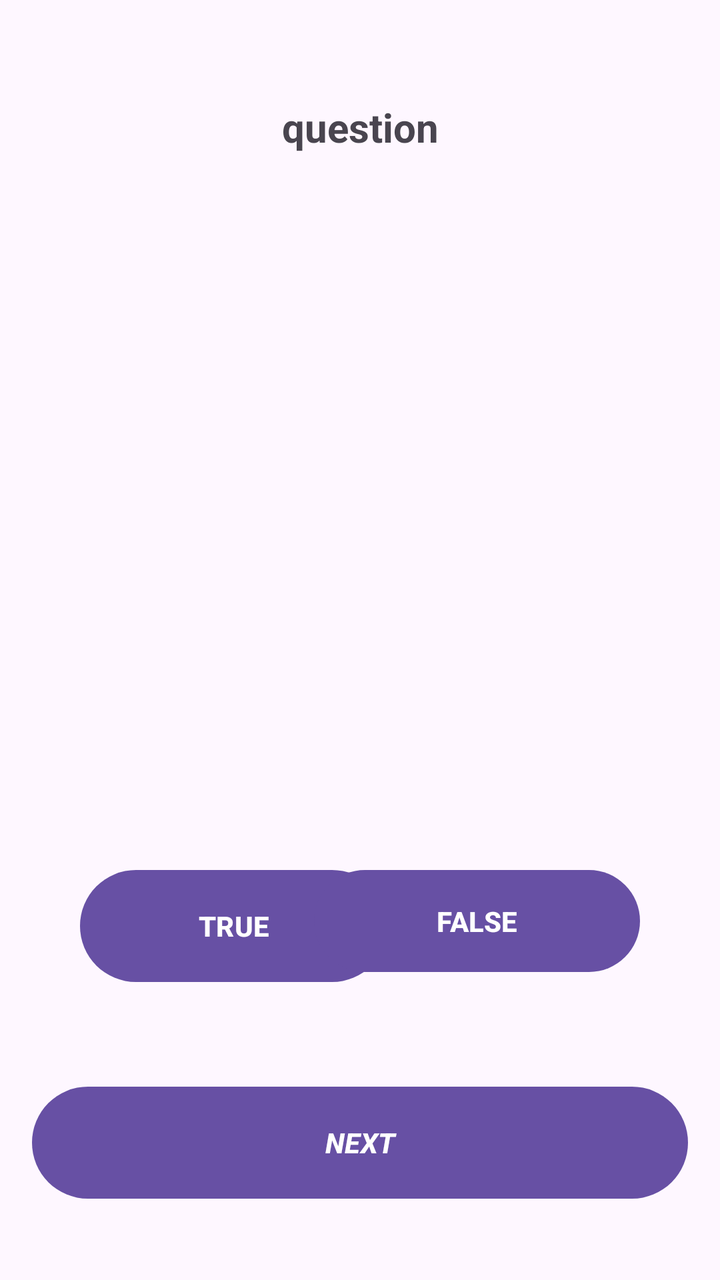
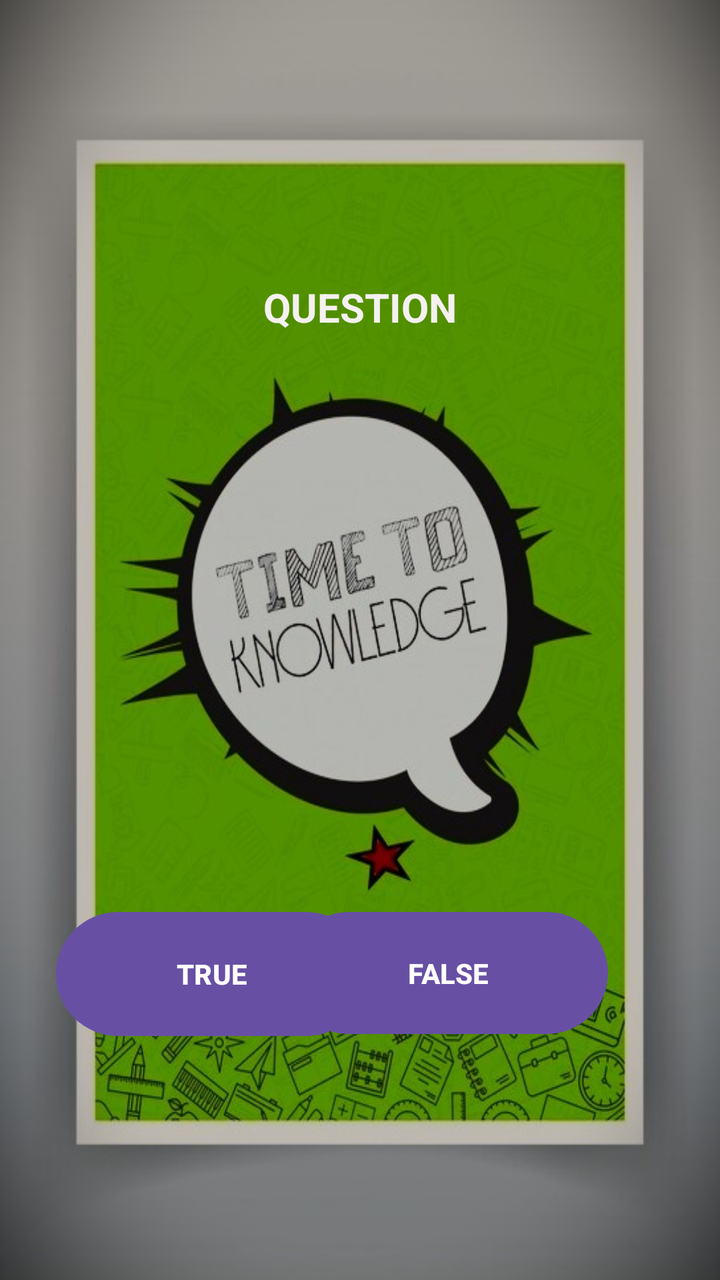

Two renders of the same Android screen: before a commit and after it. Below are the layout's source before the change and the commit's diff.
<!-- AndroidManifest.xml: application theme Theme.MyFlashCardApp -->
<!-- res/layout/activity_flashcard_question.xml -->
<?xml version="1.0" encoding="utf-8"?>
<androidx.constraintlayout.widget.ConstraintLayout xmlns:android="http://schemas.android.com/apk/res/android"
    xmlns:app="http://schemas.android.com/apk/res-auto"
    xmlns:tools="http://schemas.android.com/tools"
    android:id="@+id/main"
    android:layout_width="match_parent"
    android:layout_height="match_parent"
    tools:context=".FlashcardQuestionActivity">

    <TextView
        android:id="@+id/textView3"
        android:layout_width="256dp"
        android:layout_height="84dp"
        android:layout_marginTop="50dp"
        android:text="question"
        android:textAlignment="center"
        android:textSize="20sp"
        android:textStyle="bold"
        app:layout_constraintEnd_toEndOf="parent"
        app:layout_constraintStart_toStartOf="parent"
        app:layout_constraintTop_toTopOf="parent" />

    <TextView
        android:id="@+id/textView4"
        android:layout_width="211dp"
        android:layout_height="77dp"
        android:layout_marginTop="100dp"
        android:textAlignment="center"
        android:textSize="20sp"
        android:textStyle="bold|italic"
        app:layout_constraintEnd_toEndOf="@+id/textView3"
        app:layout_constraintStart_toStartOf="@+id/textView3"
        app:layout_constraintTop_toBottomOf="@+id/textView3" />

    <Button
        android:id="@+id/button2"
        android:layout_width="154dp"
        android:layout_height="64dp"
        android:layout_marginStart="40dp"
        android:layout_marginTop="120dp"
        android:text="True"
        android:textAlignment="center"
        android:textAllCaps="true"
        android:textStyle="bold"
        app:layout_constraintStart_toStartOf="parent"
        app:layout_constraintTop_toBottomOf="@+id/textView4" />

    <Button
        android:id="@+id/button3"
        android:layout_width="163dp"
        android:layout_height="59dp"
        android:layout_marginTop="120dp"
        android:layout_marginEnd="40dp"
        android:text="False"
        android:textAlignment="center"
        android:textAllCaps="true"
        android:textStyle="bold"
        app:layout_constraintEnd_toEndOf="parent"
        app:layout_constraintTop_toBottomOf="@+id/textView4" />

    <Button
        android:id="@+id/button4"
        android:layout_width="328dp"
        android:layout_height="64dp"
        android:text="Next"
        android:textAlignment="center"
        android:textAllCaps="true"
        android:textStyle="bold|italic"
        app:layout_constraintBottom_toBottomOf="parent"
        app:layout_constraintEnd_toEndOf="parent"
        app:layout_constraintStart_toStartOf="parent"
        app:layout_constraintTop_toBottomOf="@+id/textView4"
        app:layout_constraintVertical_bias="0.862" />
</androidx.constraintlayout.widget.ConstraintLayout>
<!-- resources referenced by this layout -->
<resources>
  <style name="Theme.MyFlashCardApp" parent="Base.Theme.MyFlashCardApp" />
  <style name="Base.Theme.MyFlashCardApp" parent="Theme.Material3.DayNight.NoActionBar">
          
          
      </style>
</resources>

<!-- the commit's change to res/layout/activity_flashcard_question.xml (unified diff, before → after) -->
@@ -5,15 +5,20 @@
     android:id="@+id/main"
     android:layout_width="match_parent"
     android:layout_height="match_parent"
+    android:background="@drawable/backschoolvector"
     tools:context=".FlashcardQuestionActivity">
 
     <TextView
         android:id="@+id/textView3"
         android:layout_width="256dp"
         android:layout_height="84dp"
-        android:layout_marginTop="50dp"
+        android:layout_marginStart="16dp"
+        android:layout_marginTop="140dp"
+        android:layout_marginEnd="16dp"
         android:text="question"
         android:textAlignment="center"
+        android:textAllCaps="true"
+        android:textColor="#F4F1F0"
         android:textSize="20sp"
         android:textStyle="bold"
         app:layout_constraintEnd_toEndOf="parent"
@@ -22,41 +27,44 @@
 
     <TextView
         android:id="@+id/textView4"
-        android:layout_width="211dp"
-        android:layout_height="77dp"
-        android:layout_marginTop="100dp"
+        android:layout_width="217dp"
+        android:layout_height="73dp"
+        android:layout_marginStart="8dp"
+        android:layout_marginTop="400dp"
+        android:layout_marginEnd="8dp"
         android:textAlignment="center"
+        android:textColor="#FFFFFD"
         android:textSize="20sp"
         android:textStyle="bold|italic"
-        app:layout_constraintEnd_toEndOf="@+id/textView3"
-        app:layout_constraintStart_toStartOf="@+id/textView3"
+        app:layout_constraintEnd_toEndOf="parent"
+        app:layout_constraintStart_toStartOf="parent"
         app:layout_constraintTop_toBottomOf="@+id/textView3" />
 
     <Button
         android:id="@+id/button2"
-        android:layout_width="154dp"
-        android:layout_height="64dp"
-        android:layout_marginStart="40dp"
-        android:layout_marginTop="120dp"
+        android:layout_width="156dp"
+        android:layout_height="70dp"
+        android:layout_marginStart="28dp"
+        android:layout_marginTop="228dp"
         android:text="True"
         android:textAlignment="center"
         android:textAllCaps="true"
         android:textStyle="bold"
         app:layout_constraintStart_toStartOf="parent"
-        app:layout_constraintTop_toBottomOf="@+id/textView4" />
+        app:layout_constraintTop_toBottomOf="@+id/textView3" />
 
     <Button
         android:id="@+id/button3"
-        android:layout_width="163dp"
-        android:layout_height="59dp"
-        android:layout_marginTop="120dp"
-        android:layout_marginEnd="40dp"
+        android:layout_width="160dp"
+        android:layout_height="69dp"
+        android:layout_marginTop="228dp"
+        android:layout_marginEnd="56dp"
         android:text="False"
         android:textAlignment="center"
         android:textAllCaps="true"
         android:textStyle="bold"
         app:layout_constraintEnd_toEndOf="parent"
-        app:layout_constraintTop_toBottomOf="@+id/textView4" />
+        app:layout_constraintTop_toBottomOf="@+id/textView3" />
 
     <Button
         android:id="@+id/button4"
<!-- resource entries referenced after the edit -->
@@ -1,5 +1,6 @@
 <!-- resources referenced by this layout -->
 <resources>
+  <!-- drawable backschoolvector: jpg bitmap (drawable, 74417 bytes) -->
   <style name="Theme.MyFlashCardApp" parent="Base.Theme.MyFlashCardApp" />
   <style name="Base.Theme.MyFlashCardApp" parent="Theme.Material3.DayNight.NoActionBar">
           
